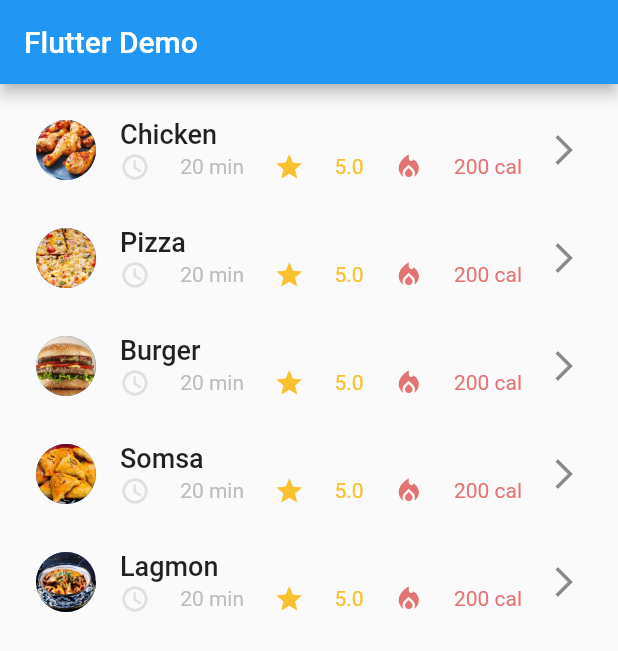
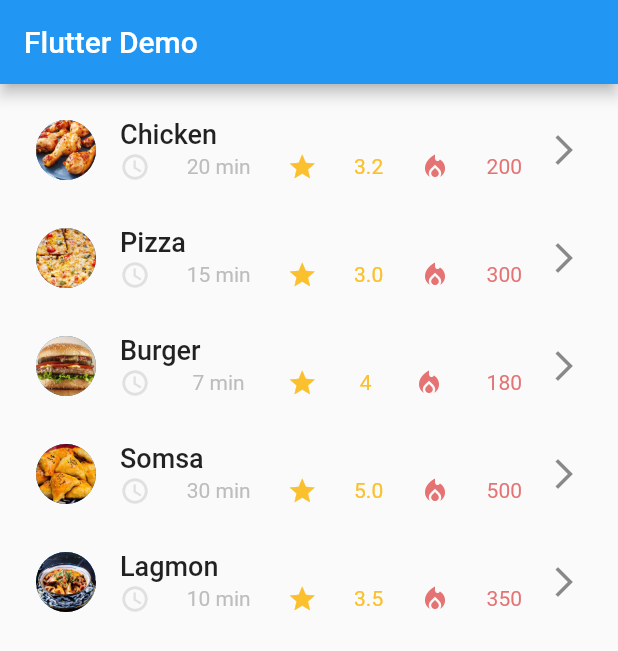
Before and after one commit to adhamniyozboyev/basic_recipe_app, a Flutter app: the screen it shows after launch, on a phone screen of 412 x 824 dp. Shown: the top 651 px of the screen. Run offline on Flutter 3.47's test engine with Material 2 defaults, Android fonts, the light colour scheme and no system bars.

Commit message:
add map true work

```diff
--- a/lib/foodWidget.dart
+++ b/lib/foodWidget.dart
@@ -1,4 +1,26 @@
 import 'package:flutter/material.dart';
+
+Map data = {
+  'Chicken': '20 min',
+  'Pizza': '15 min',
+  'Lagmon': '10 min',
+  'Burger': '7 min',
+  'Somsa': '30 min',
+};
+Map star = {
+  'Chicken': '3.2',
+  'Pizza': '3.0',
+  'Lagmon': '3.5',
+  'Burger': '4',
+  'Somsa': '5.0',
+};
+Map ckal = {
+  'Chicken': '200',
+  'Pizza': '300',
+  'Lagmon': '350',
+  'Burger': '180',
+  'Somsa': '500',
+};
 
 class foodWidget extends StatelessWidget {
   final String food;
@@ -27,7 +49,7 @@ class foodWidget extends StatelessWidget {
             color: Colors.grey[300],
           ),
           Text(
-            '20 min',
+            data[food],
             style: TextStyle(
               color: Colors.grey[400],
             ),
@@ -37,7 +59,7 @@ class foodWidget extends StatelessWidget {
             size: 20,
             color: Colors.yellow[700],
           ),
-          Text('5.0',
+          Text(star[food],
               style: TextStyle(
                 color: Colors.yellow[700],
               )),
@@ -46,7 +68,7 @@ class foodWidget extends StatelessWidget {
             size: 20,
             color: Colors.red[300],
           ),
-          Text('200 cal',
+          Text(ckal[food],
               style: TextStyle(
                 color: Colors.red[300],
               )),
```
